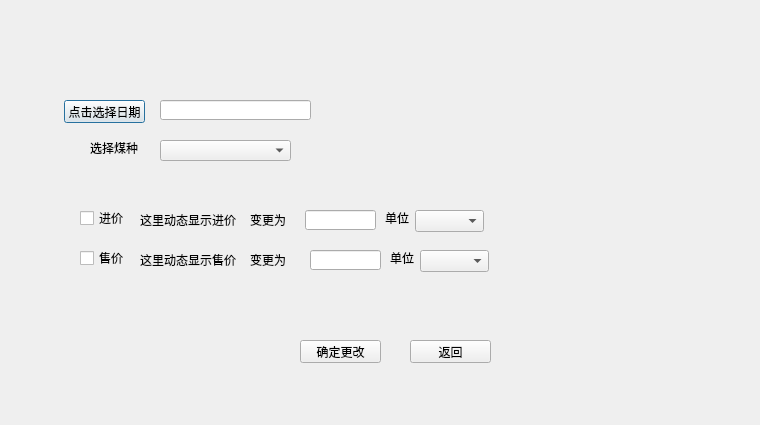
Before: the Qt Designer form ui/coal_price_manage.ui in leexuehan/AccountingAssisitor, drawn with Qt 5.
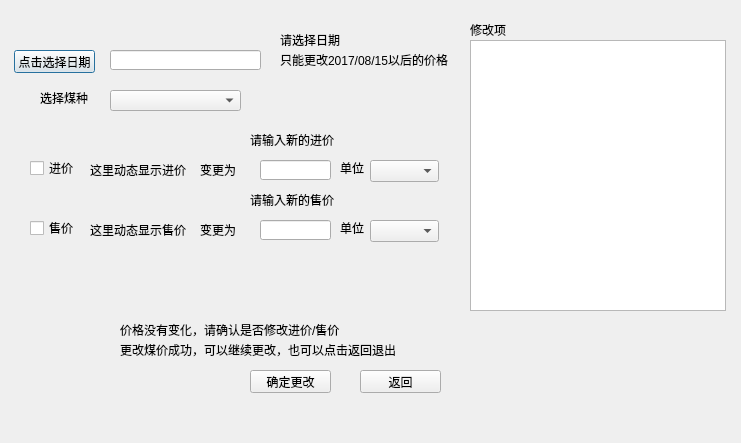
After: the same form once the commit is applied.

Commit message: 完善煤价管理页面

The edit to the form file:
```diff
--- a/ui/coal_price_manage.ui
+++ b/ui/coal_price_manage.ui
@@ -6,8 +6,8 @@
    <rect>
     <x>0</x>
     <y>0</y>
-    <width>760</width>
-    <height>425</height>
+    <width>741</width>
+    <height>443</height>
    </rect>
   </property>
   <property name="windowTitle">
@@ -16,8 +16,8 @@
   <widget class="QPushButton" name="selectDate">
    <property name="geometry">
     <rect>
-     <x>64</x>
-     <y>100</y>
+     <x>14</x>
+     <y>50</y>
      <width>81</width>
      <height>23</height>
     </rect>
@@ -29,8 +29,8 @@
   <widget class="QComboBox" name="coal_sorts">
    <property name="geometry">
     <rect>
-     <x>160</x>
-     <y>140</y>
+     <x>110</x>
+     <y>90</y>
      <width>131</width>
      <height>21</height>
     </rect>
@@ -42,8 +42,8 @@
   <widget class="QLabel" name="coal_sell_price_display">
    <property name="geometry">
     <rect>
-     <x>140</x>
-     <y>250</y>
+     <x>90</x>
+     <y>220</y>
      <width>101</width>
      <height>20</height>
     </rect>
@@ -55,8 +55,8 @@
   <widget class="QLabel" name="coal_sort_label">
    <property name="geometry">
     <rect>
-     <x>90</x>
-     <y>140</y>
+     <x>40</x>
+     <y>90</y>
      <width>59</width>
      <height>16</height>
     </rect>
@@ -68,8 +68,8 @@
   <widget class="QLabel" name="coal_purchase_price_display">
    <property name="geometry">
     <rect>
-     <x>140</x>
-     <y>210</y>
+     <x>90</x>
+     <y>160</y>
      <width>101</width>
      <height>20</height>
     </rect>
@@ -81,8 +81,8 @@
   <widget class="QComboBox" name="purchase_compute_unit">
    <property name="geometry">
     <rect>
-     <x>415</x>
-     <y>210</y>
+     <x>370</x>
+     <y>160</y>
      <width>69</width>
      <height>22</height>
     </rect>
@@ -91,8 +91,8 @@
   <widget class="QLabel" name="coal_purchase_price_label">
    <property name="geometry">
     <rect>
-     <x>385</x>
-     <y>210</y>
+     <x>340</x>
+     <y>160</y>
      <width>31</width>
      <height>16</height>
     </rect>
@@ -104,8 +104,8 @@
   <widget class="QLineEdit" name="date_value_content">
    <property name="geometry">
     <rect>
-     <x>160</x>
-     <y>100</y>
+     <x>110</x>
+     <y>50</y>
      <width>151</width>
      <height>20</height>
     </rect>
@@ -114,8 +114,8 @@
   <widget class="QPushButton" name="ok">
    <property name="geometry">
     <rect>
-     <x>300</x>
-     <y>340</y>
+     <x>250</x>
+     <y>370</y>
      <width>81</width>
      <height>23</height>
     </rect>
@@ -127,8 +127,8 @@
   <widget class="QPushButton" name="cancel">
    <property name="geometry">
     <rect>
-     <x>410</x>
-     <y>340</y>
+     <x>360</x>
+     <y>370</y>
      <width>81</width>
      <height>23</height>
     </rect>
@@ -140,8 +140,8 @@
   <widget class="QCheckBox" name="purchase_price_check_box">
    <property name="geometry">
     <rect>
-     <x>80</x>
-     <y>210</y>
+     <x>30</x>
+     <y>160</y>
      <width>71</width>
      <height>16</height>
     </rect>
@@ -153,8 +153,8 @@
   <widget class="QCheckBox" name="sell_price_check_box">
    <property name="geometry">
     <rect>
-     <x>80</x>
-     <y>250</y>
+     <x>30</x>
+     <y>220</y>
      <width>71</width>
      <height>16</height>
     </rect>
@@ -166,8 +166,8 @@
   <widget class="QLineEdit" name="purchase_price_input">
    <property name="geometry">
     <rect>
-     <x>305</x>
-     <y>210</y>
+     <x>260</x>
+     <y>160</y>
      <width>71</width>
      <height>20</height>
     </rect>
@@ -176,8 +176,8 @@
   <widget class="QLineEdit" name="sell_price_input">
    <property name="geometry">
     <rect>
-     <x>310</x>
-     <y>250</y>
+     <x>260</x>
+     <y>220</y>
      <width>71</width>
      <height>20</height>
     </rect>
@@ -186,8 +186,8 @@
   <widget class="QLabel" name="coal_sell_price_label">
    <property name="geometry">
     <rect>
-     <x>390</x>
-     <y>250</y>
+     <x>340</x>
+     <y>220</y>
      <width>31</width>
      <height>16</height>
     </rect>
@@ -199,8 +199,8 @@
   <widget class="QComboBox" name="sell_compute_unit">
    <property name="geometry">
     <rect>
-     <x>420</x>
-     <y>250</y>
+     <x>370</x>
+     <y>220</y>
      <width>69</width>
      <height>22</height>
     </rect>
@@ -209,8 +209,8 @@
   <widget class="QLabel" name="purchase_price_change_label">
    <property name="geometry">
     <rect>
-     <x>250</x>
-     <y>210</y>
+     <x>200</x>
+     <y>160</y>
      <width>41</width>
      <height>20</height>
     </rect>
@@ -222,8 +222,8 @@
   <widget class="QLabel" name="sell_price_change_label">
    <property name="geometry">
     <rect>
-     <x>250</x>
-     <y>250</y>
+     <x>200</x>
+     <y>220</y>
      <width>40</width>
      <height>20</height>
     </rect>
@@ -232,6 +232,107 @@
     <string>变更为</string>
    </property>
   </widget>
+  <widget class="QLabel" name="change_price_success_tip">
+   <property name="geometry">
+    <rect>
+     <x>120</x>
+     <y>340</y>
+     <width>281</width>
+     <height>20</height>
+    </rect>
+   </property>
+   <property name="text">
+    <string>更改煤价成功，可以继续更改，也可以点击返回退出</string>
+   </property>
+  </widget>
+  <widget class="QLabel" name="select_date_error_tip">
+   <property name="geometry">
+    <rect>
+     <x>280</x>
+     <y>50</y>
+     <width>191</width>
+     <height>20</height>
+    </rect>
+   </property>
+   <property name="text">
+    <string>只能更改2017/08/15以后的价格</string>
+   </property>
+  </widget>
+  <widget class="QLabel" name="select_date_empty_hint">
+   <property name="geometry">
+    <rect>
+     <x>280</x>
+     <y>30</y>
+     <width>191</width>
+     <height>20</height>
+    </rect>
+   </property>
+   <property name="text">
+    <string>请选择日期</string>
+   </property>
+  </widget>
+  <widget class="QLabel" name="no_price_change_hint">
+   <property name="geometry">
+    <rect>
+     <x>120</x>
+     <y>320</y>
+     <width>271</width>
+     <height>20</height>
+    </rect>
+   </property>
+   <property name="text">
+    <string>价格没有变化，请确认是否修改进价/售价</string>
+   </property>
+  </widget>
+  <widget class="QListView" name="modify_detail_list">
+   <property name="geometry">
+    <rect>
+     <x>470</x>
+     <y>40</y>
+     <width>256</width>
+     <height>271</height>
+    </rect>
+   </property>
+  </widget>
+  <widget class="QLabel" name="modify_label">
+   <property name="geometry">
+    <rect>
+     <x>470</x>
+     <y>20</y>
+     <width>191</width>
+     <height>20</height>
+    </rect>
+   </property>
+   <property name="text">
+    <string>修改项</string>
+   </property>
+  </widget>
+  <widget class="QLabel" name="new_purchase_price_empty_hint">
+   <property name="geometry">
+    <rect>
+     <x>250</x>
+     <y>130</y>
+     <width>101</width>
+     <height>20</height>
+    </rect>
+   </property>
+   <property name="text">
+    <string>请输入新的进价</string>
+   </property>
+  </widget>
+  <widget class="QLabel" name="new_sell_price_empty_hint">
+   <property name="geometry">
+    <rect>
+     <x>250</x>
+     <y>190</y>
+     <width>101</width>
+     <height>20</height>
+    </rect>
+   </property>
+   <property name="text">
+    <string>请输入新的售价</string>
+   </property>
+  </widget>
  </widget>
  <resources/>
  <connections>
```
Left out of the diff: 16 changed lines with no effect on the pictures. The commit also changes 9 other files.
